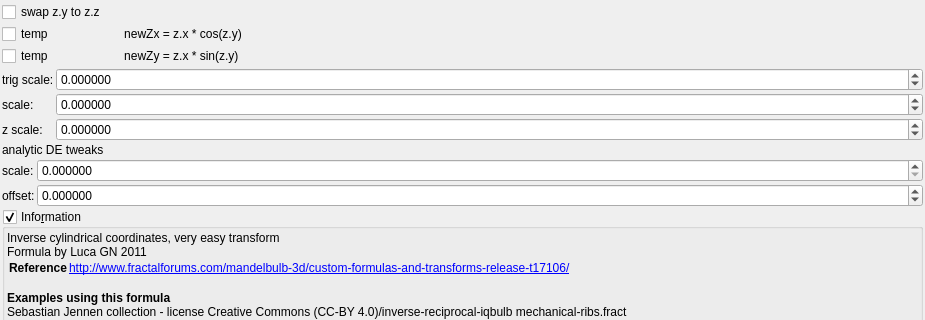
Qt form mandelbulber2/formula/ui/transf_inv_cylindrical.ui (buddhi1980/mandelbulber2) before a commit; both pictures show x 0 to 925 and y 0 to 320 of the 925 by 751 pixel window.
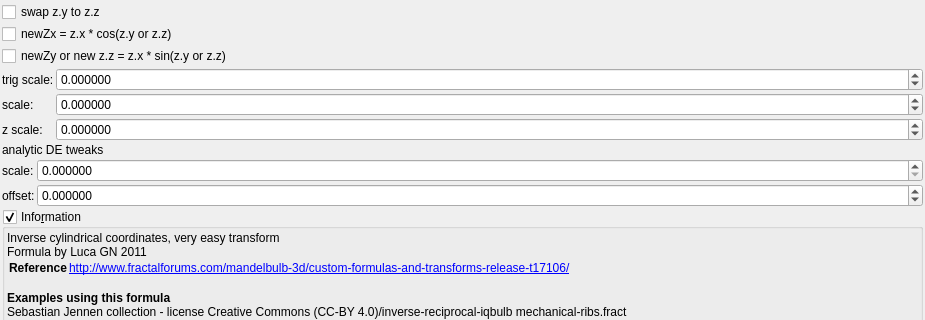
The same form after that commit. Custom widgets are drawn as their Qt base class.

Patch:
```diff
--- a/mandelbulber2/formula/ui/transf_inv_cylindrical.ui
+++ b/mandelbulber2/formula/ui/transf_inv_cylindrical.ui
@@ -37,14 +37,14 @@
      <item row="2" column="0">
       <widget class="MyCheckBox" name="checkBox_transf_function_enabledx_false">
        <property name="text">
-        <string notr="true">temp                       newZy = z.x * sin(z.y)</string>
+        <string notr="true">newZy or new z.z = z.x * sin(z.y or z.z)</string>
        </property>
       </widget>
      </item>
      <item row="1" column="0">
       <widget class="MyCheckBox" name="checkBox_transf_function_enabled_false">
        <property name="text">
-        <string notr="true">temp                       newZx = z.x * cos(z.y)</string>
+        <string notr="true">newZx = z.x * cos(z.y or z.z)</string>
        </property>
       </widget>
      </item>
```
